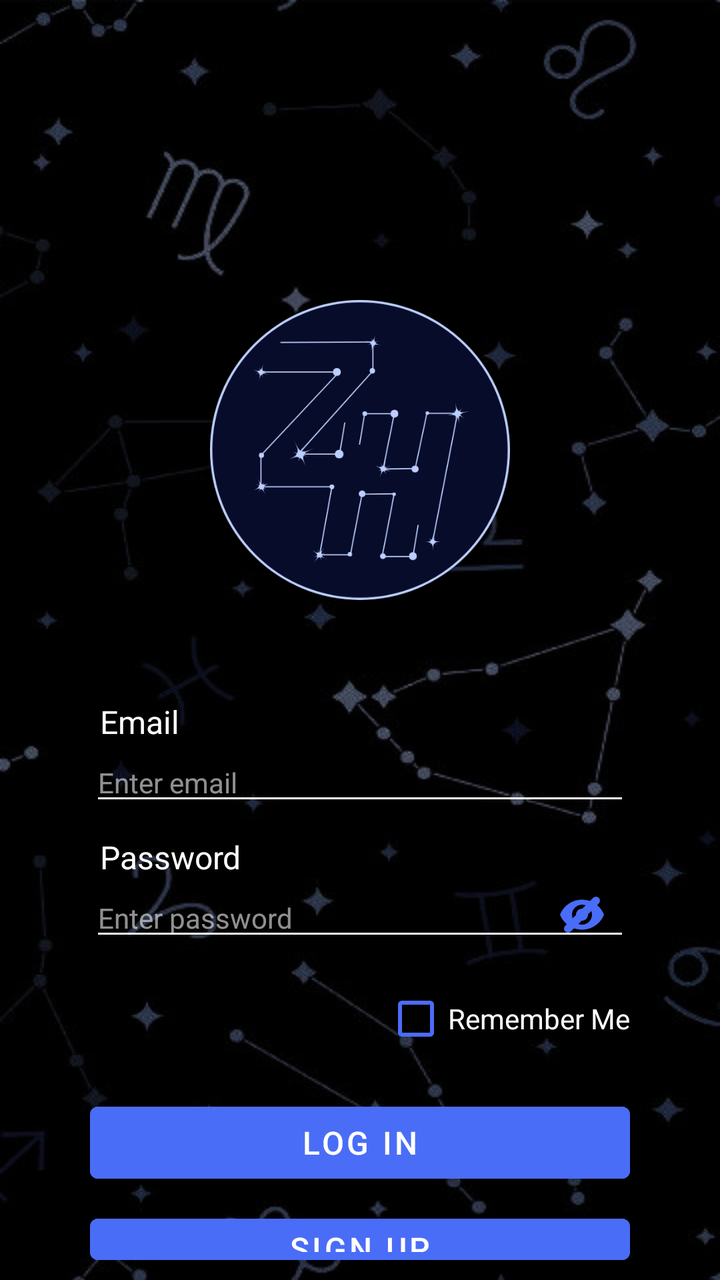
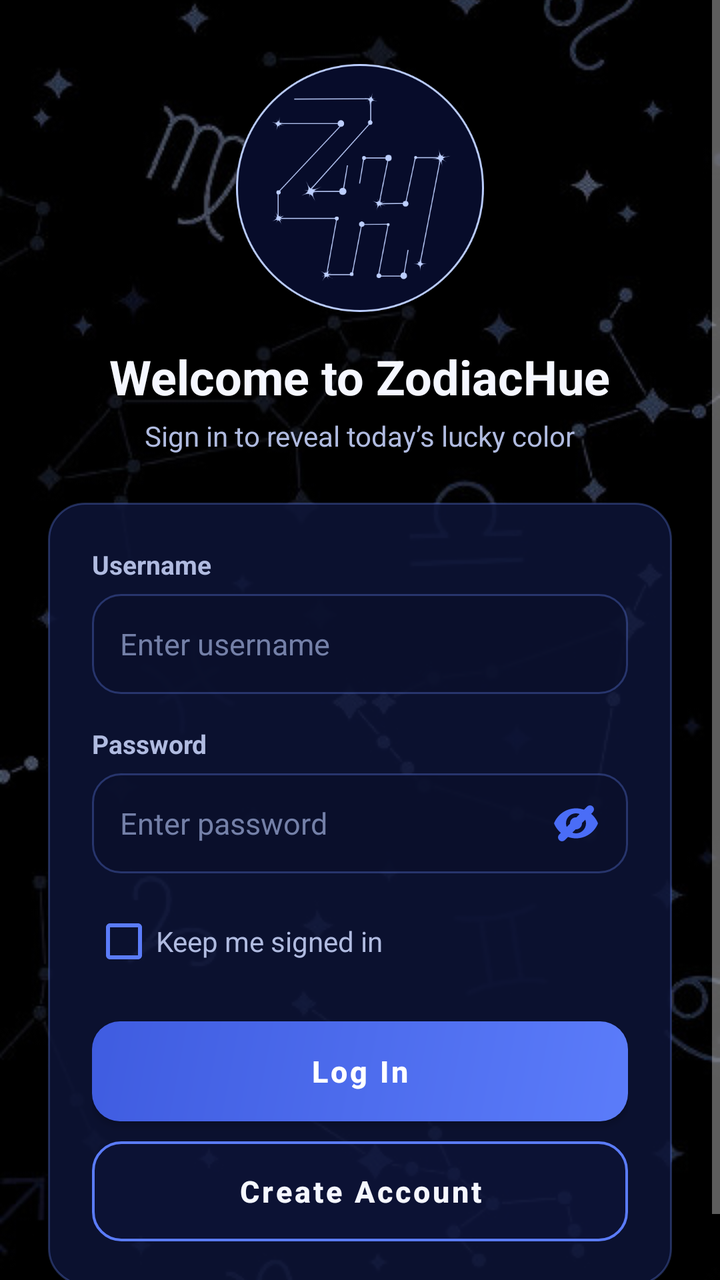

Before-and-after screenshots of an Android layout around one commit, followed by the original layout XML and the change that was made.
<!-- AndroidManifest.xml: application theme Theme.ZodiacHue -->
<!-- res/layout/activity_login_page.xml -->
<?xml version="1.0" encoding="utf-8"?>
<LinearLayout xmlns:android="http://schemas.android.com/apk/res/android"
    xmlns:tools="http://schemas.android.com/tools"
    android:layout_width="match_parent"
    android:layout_height="match_parent"
    android:orientation="vertical"
    android:background="@drawable/background"
    tools:context=".LoginPageActivity">

    <LinearLayout
        android:layout_width="match_parent"
        android:layout_height="wrap_content"
        android:orientation="horizontal"
        android:gravity="center"
        android:layout_marginTop="150dp">

        <ImageView
            android:layout_width="150dp"
            android:layout_height="150dp"
            android:gravity="center"
            android:src="@drawable/logo"
            android:contentDescription="@string/logo" />
    </LinearLayout>

    <TextView
        android:layout_width="wrap_content"
        android:layout_height="wrap_content"
        android:layout_marginHorizontal="50dp"
        android:layout_marginTop="50dp"
        android:textColor="@color/white"
        android:text="@string/email"
        android:textSize="16sp"/>

    <EditText
        android:id="@+id/edittext_username"
        android:layout_width="match_parent"
        android:layout_height="wrap_content"
        android:hint="@string/enter_email"
        android:layout_marginHorizontal="45dp"
        android:textSize="14sp"
        android:textColorHint="#90FFFFFF"
        android:backgroundTint="@color/white"
        android:textColor="@color/white"
        android:singleLine="true"
        android:maxLines="1"
        android:imeOptions="actionDone"
        android:autofillHints="username"
        android:inputType="text" />



    <TextView
        android:layout_width="wrap_content"
        android:layout_height="wrap_content"
        android:layout_marginHorizontal="50dp"
        android:layout_marginTop="10dp"
        android:textColor="@color/white"
        android:text="@string/password"
        android:textSize="16sp"/>

    <FrameLayout
        android:layout_width="match_parent"
        android:layout_height="wrap_content"
        android:layout_marginHorizontal="45dp"
        android:layout_marginBottom="10dp">

        <EditText
            android:id="@+id/edittext_password"
            android:layout_width="match_parent"
            android:layout_height="wrap_content"
            android:hint="@string/enter_password"
            android:textColor="@color/white"
            android:textColorHint="#90FFFFFF"
            android:backgroundTint="@color/white"
            android:textSize="14sp"
            android:paddingEnd="48dp"
            android:singleLine="true"
            android:maxLines="1"
            android:inputType="textPassword"
            android:imeOptions="actionDone"
            tools:ignore="RtlSymmetry"
            android:autofillHints="password" />

        <ImageView
            android:id="@+id/imageview_toggle_password"
            android:layout_width="24dp"
            android:layout_height="24dp"
            android:layout_gravity="end|center_vertical"
            android:layout_marginEnd="12dp"
            android:src="@drawable/ic_eye_closed"
            android:contentDescription="@string/toggle_password_visibility"/>
    </FrameLayout>

    <FrameLayout
        android:layout_width="match_parent"
        android:layout_height="wrap_content"
        android:layout_marginHorizontal="45dp"
        android:layout_marginBottom="10dp">

        <CheckBox
            android:id="@+id/checkbox_remember_me"
            android:layout_width="wrap_content"
            android:layout_height="wrap_content"
            android:layout_gravity="end"
            android:buttonTint="#4a6df7"
            android:text="@string/remember_me"
            android:textColor="@color/white"
            android:textSize="14sp" />
    </FrameLayout>

    <Button
        android:id="@+id/button_login"
        android:layout_width="match_parent"
        android:layout_height="wrap_content"
        android:text="@string/log_in"
        android:textSize="16sp"
        android:layout_marginHorizontal="45dp"
        android:layout_marginVertical="4dp"
        android:backgroundTint="#4a6df7"
        android:textColor="@color/white"/>

    <Button
        android:id="@+id/btn_signup"
        android:layout_width="match_parent"
        android:layout_height="wrap_content"
        android:text="@string/sign_up"
        android:textSize="16sp"
        android:layout_marginHorizontal="45dp"
        android:layout_marginVertical="4dp"
        android:backgroundTint="#4a6df7"
        android:textColor="@color/white"/>
</LinearLayout>
<!-- resources referenced by this layout -->
<resources>
  <string name="email">Email</string>
  <string name="enter_email">Enter email</string>
  <string name="logo">logo</string>
  <string name="remember_me">Remember Me</string>
  <string name="sign_up">Sign Up</string>
  <style name="Theme.ZodiacHue" parent="Theme.MaterialComponents.Light.NoActionBar">
          
          <item name="colorPrimary">@color/purple_500</item>
          <item name="colorPrimaryVariant">@color/purple_700</item>
          <item name="colorOnPrimary">@color/white</item>
          
          <item name="colorSecondary">@color/teal_200</item>
          <item name="colorSecondaryVariant">@color/teal_700</item>
          <item name="colorOnSecondary">@color/black</item>
      </style>
  <color name="purple_500">#FF6200EE</color>
  <color name="purple_700">#FF3700B3</color>
  <color name="teal_200">#FF03DAC5</color>
  <color name="teal_700">#FF018786</color>
  <color name="black">#FF000000</color>
  <!-- unchanged entries left out for length: 8 -->
</resources>

<!-- the commit's change to res/layout/activity_login_page.xml (unified diff, before → after) -->
@@ -1,132 +1,155 @@
 <?xml version="1.0" encoding="utf-8"?>
-<LinearLayout xmlns:android="http://schemas.android.com/apk/res/android"
+<FrameLayout xmlns:android="http://schemas.android.com/apk/res/android"
     xmlns:tools="http://schemas.android.com/tools"
     android:layout_width="match_parent"
     android:layout_height="match_parent"
-    android:orientation="vertical"
-    android:background="@drawable/background"
     tools:context=".LoginPageActivity">
 
-    <LinearLayout
+    <ImageView
         android:layout_width="match_parent"
-        android:layout_height="wrap_content"
-        android:orientation="horizontal"
-        android:gravity="center"
-        android:layout_marginTop="150dp">
+        android:layout_height="match_parent"
+        android:contentDescription="@string/logo"
+        android:scaleType="centerCrop"
+        android:src="@drawable/background" />
 
-        <ImageView
-            android:layout_width="150dp"
-            android:layout_height="150dp"
-            android:gravity="center"
-            android:src="@drawable/logo"
-            android:contentDescription="@string/logo" />
-    </LinearLayout>
+    <ScrollView
+        android:layout_width="match_parent"
+        android:layout_height="match_parent"
+        android:fillViewport="true"
+        android:overScrollMode="never">
 
-    <TextView
-        android:layout_width="wrap_content"
-        android:layout_height="wrap_content"
-        android:layout_marginHorizontal="50dp"
-        android:layout_marginTop="50dp"
-        android:textColor="@color/white"
-        android:text="@string/email"
-        android:textSize="16sp"/>
-
-    <EditText
-        android:id="@+id/edittext_username"
-        android:layout_width="match_parent"
-        android:layout_height="wrap_content"
-        android:hint="@string/enter_email"
-        android:layout_marginHorizontal="45dp"
-        android:textSize="14sp"
-        android:textColorHint="#90FFFFFF"
-        android:backgroundTint="@color/white"
-        android:textColor="@color/white"
-        android:singleLine="true"
-        android:maxLines="1"
-        android:imeOptions="actionDone"
-        android:autofillHints="username"
-        android:inputType="text" />
-
-
-
-    <TextView
-        android:layout_width="wrap_content"
-        android:layout_height="wrap_content"
-        android:layout_marginHorizontal="50dp"
-        android:layout_marginTop="10dp"
-        android:textColor="@color/white"
-        android:text="@string/password"
-        android:textSize="16sp"/>
-
-    <FrameLayout
-        android:layout_width="match_parent"
-        android:layout_height="wrap_content"
-        android:layout_marginHorizontal="45dp"
-        android:layout_marginBottom="10dp">
-
-        <EditText
-            android:id="@+id/edittext_password"
+        <LinearLayout
             android:layout_width="match_parent"
             android:layout_height="wrap_content"
-            android:hint="@string/enter_password"
-            android:textColor="@color/white"
-            android:textColorHint="#90FFFFFF"
-            android:backgroundTint="@color/white"
-            android:textSize="14sp"
-            android:paddingEnd="48dp"
-            android:singleLine="true"
-            android:maxLines="1"
-            android:inputType="textPassword"
-            android:imeOptions="actionDone"
-            tools:ignore="RtlSymmetry"
-            android:autofillHints="password" />
+            android:gravity="center"
+            android:orientation="vertical"
+            android:paddingHorizontal="24dp"
+            android:paddingVertical="32dp">
 
-        <ImageView
-            android:id="@+id/imageview_toggle_password"
-            android:layout_width="24dp"
-            android:layout_height="24dp"
-            android:layout_gravity="end|center_vertical"
-            android:layout_marginEnd="12dp"
-            android:src="@drawable/ic_eye_closed"
-            android:contentDescription="@string/toggle_password_visibility"/>
-    </FrameLayout>
+            <ImageView
+                android:layout_width="124dp"
+                android:layout_height="124dp"
+                android:contentDescription="@string/logo"
+                android:src="@drawable/logo" />
 
-    <FrameLayout
-        android:layout_width="match_parent"
-        android:layout_height="wrap_content"
-        android:layout_marginHorizontal="45dp"
-        android:layout_marginBottom="10dp">
+            <TextView
+                android:layout_width="wrap_content"
+                android:layout_height="wrap_content"
+                android:layout_marginTop="16dp"
+                android:text="Welcome to ZodiacHue"
+                android:textColor="@color/text_primary"
+                android:textSize="24sp"
+                android:textStyle="bold" />
 
-        <CheckBox
-            android:id="@+id/checkbox_remember_me"
-            android:layout_width="wrap_content"
-            android:layout_height="wrap_content"
-            android:layout_gravity="end"
-            android:buttonTint="#4a6df7"
-            android:text="@string/remember_me"
-            android:textColor="@color/white"
-            android:textSize="14sp" />
-    </FrameLayout>
+            <TextView
+                android:layout_width="wrap_content"
+                android:layout_height="wrap_content"
+                android:layout_marginTop="4dp"
+                android:layout_marginBottom="24dp"
+                android:text="Sign in to reveal today’s lucky color"
+                android:textColor="@color/text_secondary"
+                android:textSize="14sp" />
 
-    <Button
-        android:id="@+id/button_login"
-        android:layout_width="match_parent"
-        android:layout_height="wrap_content"
-        android:text="@string/log_in"
-        android:textSize="16sp"
-        android:layout_marginHorizontal="45dp"
-        android:layout_marginVertical="4dp"
-        android:backgroundTint="#4a6df7"
-        android:textColor="@color/white"/>
+            <LinearLayout
+                android:layout_width="match_parent"
+                android:layout_height="wrap_content"
+                android:background="@drawable/card_cosmic"
+                android:orientation="vertical"
+                android:padding="22dp">
 
-    <Button
-        android:id="@+id/btn_signup"
-        android:layout_width="match_parent"
-        android:layout_height="wrap_content"
-        android:text="@string/sign_up"
-        android:textSize="16sp"
-        android:layout_marginHorizontal="45dp"
-        android:layout_marginVertical="4dp"
-        android:backgroundTint="#4a6df7"
-        android:textColor="@color/white"/>
-</LinearLayout>
+                <TextView
+                    android:layout_width="wrap_content"
+                    android:layout_height="wrap_content"
+                    android:text="@string/username"
+                    android:textColor="@color/text_secondary"
+                    android:textSize="13sp"
+                    android:textStyle="bold" />
+
+                <EditText
+                    android:id="@+id/edittext_username"
+                    android:layout_width="match_parent"
+                    android:layout_height="50dp"
+                    android:layout_marginTop="6dp"
+                    android:autofillHints="username"
+                    android:background="@drawable/input_cosmic"
+                    android:hint="@string/enter_username"
+                    android:imeOptions="actionNext"
+                    android:inputType="textNoSuggestions"
+                    android:maxLines="1"
+                    android:paddingHorizontal="14dp"
+                    android:singleLine="true"
+                    android:textColor="@color/text_primary"
+                    android:textColorHint="@color/text_muted"
+                    android:textSize="15sp" />
+
+                <TextView
+                    android:layout_width="wrap_content"
+                    android:layout_height="wrap_content"
+                    android:layout_marginTop="16dp"
+                    android:text="@string/password"
+                    android:textColor="@color/text_secondary"
+                    android:textSize="13sp"
+                    android:textStyle="bold" />
+
+                <FrameLayout
+                    android:layout_width="match_parent"
+                    android:layout_height="50dp"
+                    android:layout_marginTop="6dp">
+
+                    <EditText
+                        android:id="@+id/edittext_password"
+                        android:layout_width="match_parent"
+                        android:layout_height="match_parent"
+                        android:autofillHints="password"
+                        android:background="@drawable/input_cosmic"
+                        android:hint="@string/enter_password"
+                        android:imeOptions="actionDone"
+                        android:inputType="textPassword"
+                        android:maxLines="1"
+                        android:paddingStart="14dp"
+                        android:paddingEnd="50dp"
+                        android:singleLine="true"
+                        android:textColor="@color/text_primary"
+                        android:textColorHint="@color/text_muted"
+                        android:textSize="15sp" />
+
+                    <ImageView
+                        android:id="@+id/imageview_toggle_password"
+                        android:layout_width="44dp"
+                        android:layout_height="44dp"
+                        android:layout_gravity="end|center_vertical"
+                        android:layout_marginEnd="4dp"
+                        android:contentDescription="@string/toggle_password_visibility"
+                        android:padding="10dp"
+                        android:src="@drawable/ic_eye_closed" />
+                </FrameLayout>
+
+                <CheckBox
+                    android:id="@+id/checkbox_remember_me"
+                    android:layout_width="wrap_content"
+                    android:layout_height="wrap_content"
+                    android:layout_marginTop="10dp"
+                    android:buttonTint="@color/indigo_accent"
+                    android:text="@string/remember_me"
+                    android:textColor="@color/text_secondary"
+                    android:textSize="14sp" />
+
+                <androidx.appcompat.widget.AppCompatButton
+                    android:id="@+id/button_login"
+                    style="@style/CosmicPrimaryButton"
+                    android:layout_width="match_parent"
+                    android:layout_height="50dp"
+                    android:layout_marginTop="16dp"
+                    android:text="@string/log_in" />
+
+                <androidx.appcompat.widget.AppCompatButton
+                    android:id="@+id/btn_signup"
+                    style="@style/CosmicSecondaryButton"
+                    android:layout_width="match_parent"
+                    android:layout_height="50dp"
+                    android:layout_marginTop="10dp"
+                    android:text="@string/sign_up" />
+            </LinearLayout>
+        </LinearLayout>
+    </ScrollView>
+</FrameLayout>
<!-- resource entries referenced after the edit -->
@@ -1,25 +1,114 @@
 <!-- resources referenced by this layout -->
 <resources>
-  <string name="email">Email</string>
-  <string name="enter_email">Enter email</string>
-  <string name="logo">logo</string>
-  <string name="remember_me">Remember Me</string>
-  <string name="sign_up">Sign Up</string>
-  <style name="Theme.ZodiacHue" parent="Theme.MaterialComponents.Light.NoActionBar">
-          
-          <item name="colorPrimary">@color/purple_500</item>
-          <item name="colorPrimaryVariant">@color/purple_700</item>
+  <color name="indigo_accent">#5B7CFA</color>
+  <color name="text_muted">#7480A8</color>
+  <color name="text_primary">#F5F7FF</color>
+  <color name="text_secondary">#B0BBE0</color>
+  <!-- drawable card_cosmic (drawable) -->
+  <?xml version="1.0" encoding="utf-8"?>
+  <shape xmlns:android="http://schemas.android.com/apk/res/android"
+      android:shape="rectangle">
+      <solid android:color="@color/cosmic_surface" />
+      <stroke
+          android:width="1dp"
+          android:color="@color/cosmic_stroke" />
+      <corners android:radius="18dp" />
+  </shape>
+  <!-- drawable input_cosmic (drawable) -->
+  <?xml version="1.0" encoding="utf-8"?>
+  <selector xmlns:android="http://schemas.android.com/apk/res/android">
+      <item android:state_focused="true">
+          <shape android:shape="rectangle">
+              <solid android:color="@color/cosmic_input_bg" />
+              <stroke
+                  android:width="1.5dp"
+                  android:color="@color/indigo_accent" />
+              <corners android:radius="14dp" />
+          </shape>
+      </item>
+      <item>
+          <shape android:shape="rectangle">
+              <solid android:color="@color/cosmic_input_bg" />
+              <stroke
+                  android:width="1dp"
+                  android:color="@color/cosmic_stroke" />
+              <corners android:radius="14dp" />
+          </shape>
+      </item>
+  </selector>
+  <string name="enter_username">Enter username</string>
+  <string name="logo">ZodiacHue logo</string>
+  <string name="remember_me">Keep me signed in</string>
+  <string name="sign_up">Create Account</string>
+  <string name="username">Username</string>
+  <style name="CosmicPrimaryButton" parent="Widget.MaterialComponents.Button">
+          <item name="android:background">@drawable/btn_primary_bg</item>
+          <item name="backgroundTint">@null</item>
+          <item name="android:textColor">@color/white</item>
+          <item name="android:textAllCaps">false</item>
+          <item name="android:textStyle">bold</item>
+          <item name="android:textSize">15sp</item>
+          <item name="android:minHeight">50dp</item>
+      </style>
+  <style name="CosmicSecondaryButton" parent="Widget.MaterialComponents.Button.OutlinedButton">
+          <item name="android:background">@drawable/btn_secondary_bg</item>
+          <item name="backgroundTint">@null</item>
+          <item name="android:textColor">@color/text_primary</item>
+          <item name="android:textAllCaps">false</item>
+          <item name="android:textStyle">bold</item>
+          <item name="android:textSize">15sp</item>
+          <item name="android:minHeight">50dp</item>
+      </style>
+  <style name="Theme.ZodiacHue" parent="Theme.MaterialComponents.NoActionBar">
+          <item name="colorPrimary">@color/indigo_accent</item>
+          <item name="colorPrimaryVariant">@color/indigo_accent_dark</item>
           <item name="colorOnPrimary">@color/white</item>
-          
-          <item name="colorSecondary">@color/teal_200</item>
-          <item name="colorSecondaryVariant">@color/teal_700</item>
-          <item name="colorOnSecondary">@color/black</item>
+          <item name="colorSecondary">@color/indigo_accent</item>
+          <item name="colorSecondaryVariant">@color/indigo_accent_dark</item>
+          <item name="colorOnSecondary">@color/white</item>
+          <item name="colorSurface">@color/cosmic_surface_solid</item>
+          <item name="colorOnSurface">@color/text_primary</item>
+          <item name="android:windowBackground">@color/cosmic_bg_deep</item>
+          <item name="android:statusBarColor">@color/cosmic_bg_deep</item>
+          <item name="android:navigationBarColor">@color/midnight_blue</item>
+          <item name="android:windowLightStatusBar">false</item>
+          <item name="android:textColorHint">@color/text_muted</item>
       </style>
-  <color name="purple_500">#FF6200EE</color>
-  <color name="purple_700">#FF3700B3</color>
-  <color name="teal_200">#FF03DAC5</color>
-  <color name="teal_700">#FF018786</color>
-  <color name="black">#FF000000</color>
+  <color name="cosmic_surface">#D90E1538</color>
+  <color name="cosmic_stroke">#4D6B8AFF</color>
+  <color name="cosmic_input_bg">#CC0A0F2B</color>
+  <!-- drawable btn_primary_bg (drawable) -->
+  <?xml version="1.0" encoding="utf-8"?>
+  <ripple xmlns:android="http://schemas.android.com/apk/res/android"
+      android:color="#40FFFFFF">
+      <item>
+          <shape android:shape="rectangle">
+              <gradient
+                  android:angle="135"
+                  android:startColor="#5B7CFA"
+                  android:endColor="#3F5CE0" />
+              <corners android:radius="14dp" />
+          </shape>
+      </item>
+  </ripple>
+  <!-- drawable btn_secondary_bg (drawable) -->
+  <?xml version="1.0" encoding="utf-8"?>
+  <ripple xmlns:android="http://schemas.android.com/apk/res/android"
+      android:color="#335B7CFA">
+      <item>
+          <shape android:shape="rectangle">
+              <solid android:color="#26162052" />
+              <stroke
+                  android:width="1.2dp"
+                  android:color="@color/indigo_accent" />
+              <corners android:radius="14dp" />
+          </shape>
+      </item>
+  </ripple>
+  <color name="indigo_accent_dark">#3F5CE0</color>
+  <color name="cosmic_surface_solid">#121A42</color>
+  <color name="cosmic_bg_deep">#05081A</color>
+  <color name="midnight_blue">#080D2B</color>
   <!-- unchanged entries left out for length: 8 -->
 </resources>
 
